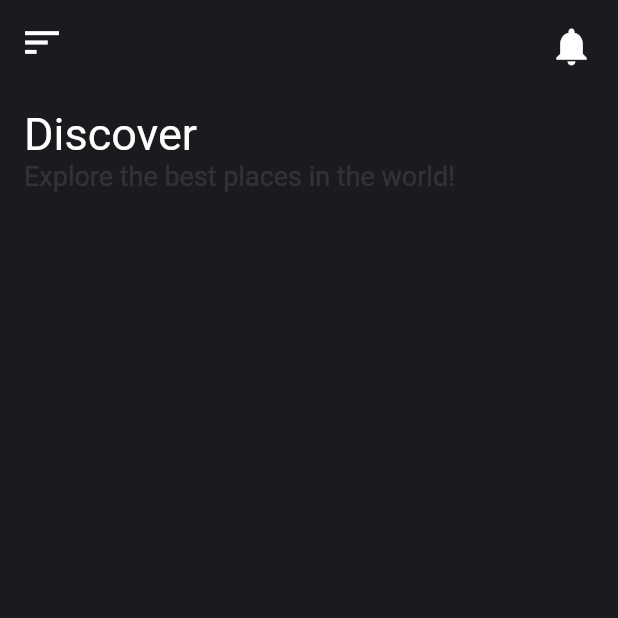
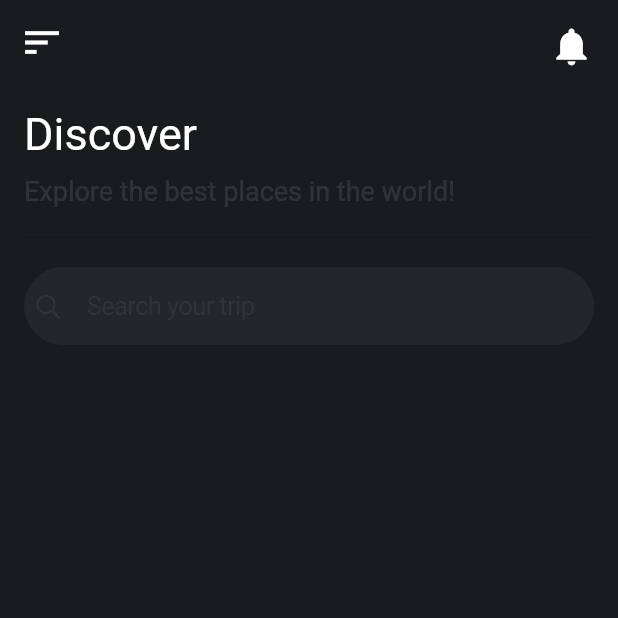
Before and after one commit to sandesh101/Travel-Pal, a Flutter app: the screen it shows after launch, on a phone screen of 412 x 824 dp, the top half of it. Run offline on Flutter 3.47's test engine with Material 2 defaults, Android fonts, the phone set to English and light mode, and no system bars.

Commit message:
Search bar added

```diff
--- a/lib/homescreen.dart
+++ b/lib/homescreen.dart
@@ -1,4 +1,5 @@
 import 'package:flutter/material.dart';
+import 'package:flutter/cupertino.dart';
 
 class HomeScreen extends StatefulWidget {
   @override
@@ -37,9 +38,22 @@ class _HomeScreenState extends State<HomeScreen> {
                   'Discover',
                   style: TextStyle(fontSize: 30, color: Colors.white),
                 ),
+                Divider(
+                  height: 10,
+                  thickness: 0.0,
+                ),
                 Text(
                   'Explore the best places in the world!',
                   style: TextStyle(fontSize: 18, color: Colors.white10),
+                ),
+                Divider(
+                  height: 40,
+                  thickness: 0.0,
+                ),
+                CupertinoSearchTextField(
+                  placeholder: 'Search your trip',
+                  padding: EdgeInsets.all(16.0),
+                  borderRadius: BorderRadius.circular(40),
                 )
               ],
             ),
```
